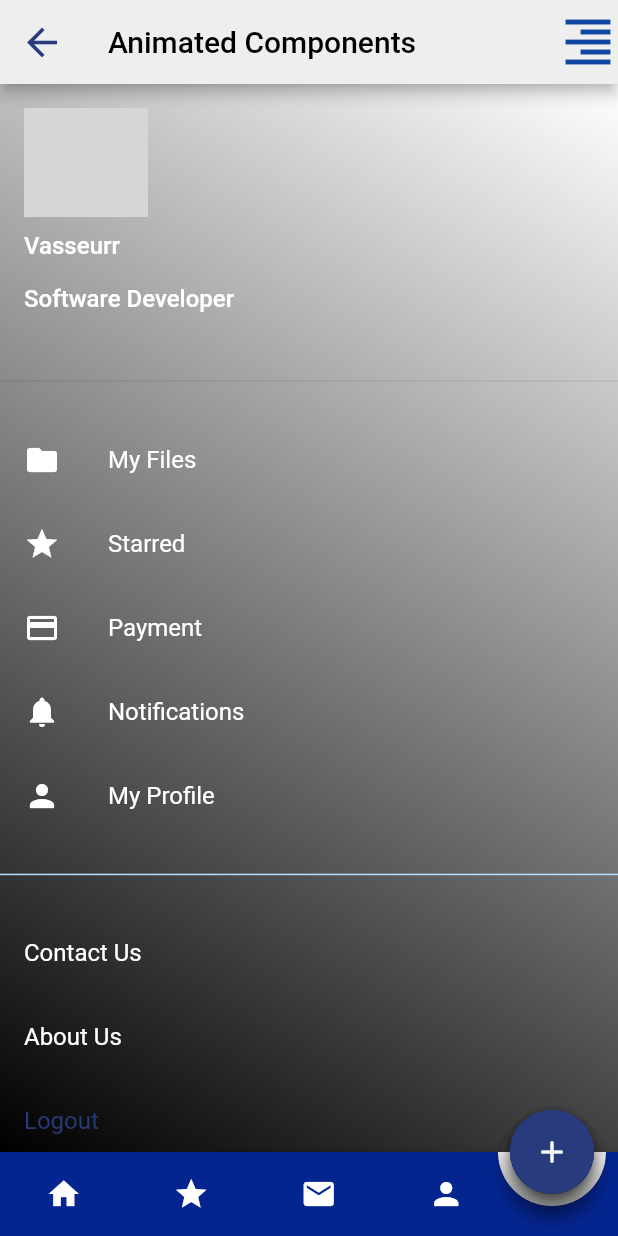
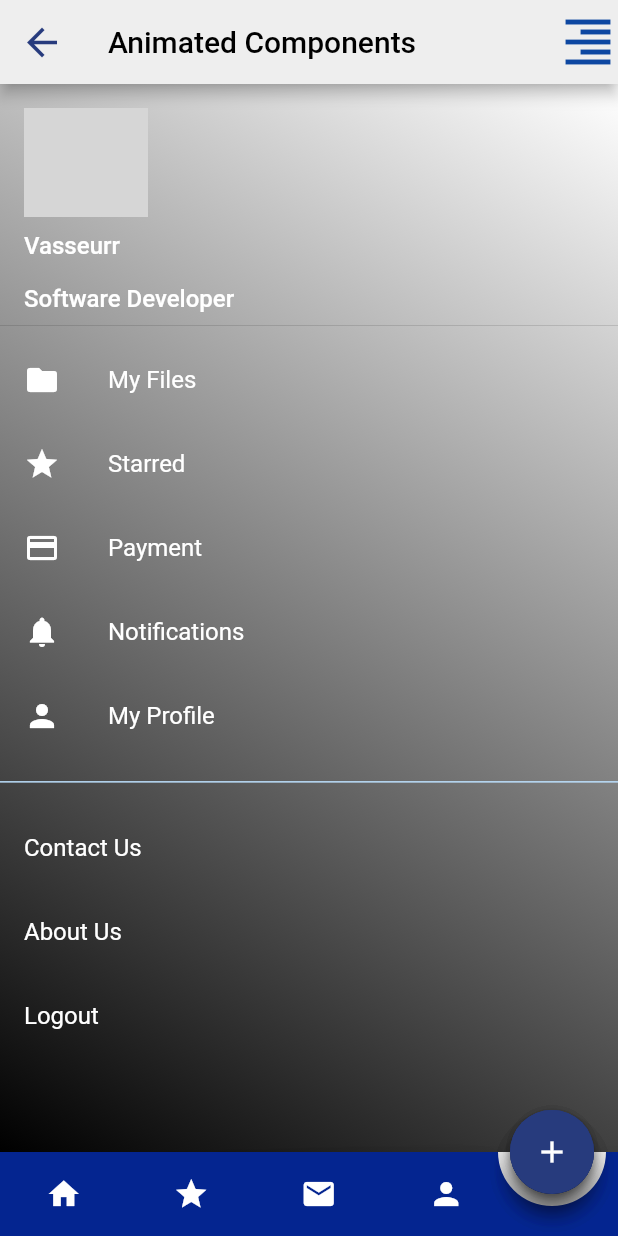
Before and after one commit to Vasseurr/Custom_Scaffold_Animated, a Flutter app: the Menu screen opened by its route, after a tap on the "format align right" icon, on a phone screen of 412 x 824 dp. Run offline on Flutter 3.47's test engine with Material 2 defaults, Android fonts, the phone set to English and light mode, and no system bars; drawn by our look-alikes of animated_bottom_navigation_bar; our stand-ins replace dio, flutter_secure_storage, font_awesome_flutter, get, hive_flutter, shared_preferences; accounts and stored records are empty; network calls fail; grey boxes are pictures that could not be loaded.

Commit message:
import favourite page

```diff
--- a/lib/core/components/widgets/custom_scaffold_with_animated_fab.dart
+++ b/lib/core/components/widgets/custom_scaffold_with_animated_fab.dart
@@ -23,6 +23,7 @@ class _CustomScaffoldState extends State<CustomScaffold> {
   @override
   Widget build(BuildContext context) {
     return Scaffold(
+        resizeToAvoidBottomInset: false,
         appBar: appBar(context),
         floatingActionButton: widget.type == 1
             ? SpecialFABButton(
--- a/lib/core/routes/app_pages.dart
+++ b/lib/core/routes/app_pages.dart
@@ -3,7 +3,7 @@ import 'package:animated_bar_fab/view/home/ui/home.dart';
 import 'package:animated_bar_fab/view/home/ui/mail.dart';
 import 'package:animated_bar_fab/view/home/ui/menu.dart';
 import 'package:animated_bar_fab/view/home/ui/profile_page.dart';
-import 'package:animated_bar_fab/view/home/ui/star.dart';
+import 'package:animated_bar_fab/view/home/ui/favourite_page.dart';
 import 'package:get/get.dart';
 
 import 'app_routes.dart';
@@ -14,7 +14,7 @@ class AppPages {
         name: Routes.HOME, page: () => const Home(), binding: HomeBinding()),
     GetPage(
         name: Routes.STAR,
-        page: () => const StarPage(),
+        page: () => const FavouritePage(),
         binding: HomeBinding()),
     GetPage(
         name: Routes.MAIL,
--- a/lib/main.dart
+++ b/lib/main.dart
@@ -5,6 +5,8 @@ import 'package:get/get.dart';
 import 'core/init/cache/hive_manager.dart';
 import 'core/routes/app_pages.dart';
 import 'core/routes/app_routes.dart';
+
+//Vasseurr - CopyRight
 
 void main() async {
   await HiveManager.preferencesInit();
--- /dev/null
+++ b/lib/view/home/ui/favourite_page.dart
@@ -0,0 +1,51 @@
+// ignore_for_file: prefer_const_constructors
+
+import 'package:animated_bar_fab/core/extension/context_extension.dart';
+import 'package:flutter/material.dart';
+
+class FavouritePage extends StatefulWidget {
+  const FavouritePage({Key? key}) : super(key: key);
+
+  @override
+  _FavouritePageState createState() => _FavouritePageState();
+}
+
+class _FavouritePageState extends State<FavouritePage> {
+  List<String> names = [
+    "Sefiller",
+    "Uçurtma Avcısı",
+    "1984",
+    "Hayvan Çiftliği",
+    "Son Ada"
+  ];
+  List<bool> isFavourited = List.generate(5, (index) => false);
+  @override
+  Widget build(BuildContext context) {
+    return ListView.builder(
+      itemBuilder: (context, index) {
+        return Card(
+          child: ListTile(
+            leading: Text(names[index]),
+            trailing: InkWell(
+              onTap: () {
+                setState(() {
+                  isFavourited[index] = !isFavourited[index];
+                });
+              },
+              child: Icon(
+                Icons.favorite,
+                color: isFavourited[index] == false ? Colors.grey : Colors.red,
+              ),
+            ),
+          ),
+        );
+      },
+      padding: EdgeInsets.only(
+        top: context.getHeight * 0.05,
+        left: context.getWidth * 0.02,
+        right: context.getWidth * 0.02,
+      ),
+      itemCount: 5,
+    );
+  }
+}
--- a/lib/view/home/ui/home.dart
+++ b/lib/view/home/ui/home.dart
@@ -8,7 +8,7 @@ import 'package:get/get.dart';
 import 'home_page.dart';
 import 'mail.dart';
 import 'profile_page.dart';
-import 'star.dart';
+import 'favourite_page.dart';
 
 class Home extends StatefulWidget {
   const Home({Key? key}) : super(key: key);
@@ -28,7 +28,7 @@ class _HomeState extends State<Home> {
             children: [
               //pages
               HomePage(),
-              StarPage(),
+              FavouritePage(),
               MailPage(),
               ProfilePage(),
             ],
--- a/lib/view/home/ui/home_page.dart
+++ b/lib/view/home/ui/home_page.dart
@@ -12,6 +12,10 @@ class HomePage extends StatefulWidget {
 }
 
 class _HomePageState extends State<HomePage> {
+  String androidSrc =
+      "https://thumbs.dreamstime.com/b/android-logo-vector-illustration-white-background-application-system-149046923.jpg";
+  String iosSrc =
+      "https://i.joecomp.com/img/ipad/965/type-apple-logo-icon-iphone.gif";
   @override
   Widget build(BuildContext context) {
     return GridView.builder(
@@ -20,8 +24,10 @@ class _HomePageState extends State<HomePage> {
       itemBuilder: (context, index) {
         return Card(
           child: Center(
-              child: Image.network(
-                  "https://i.pinimg.com/originals/44/51/b1/4451b16f14d94961bbc5a1a29c2d3459.jpg")),
+            child: index == 0 || index == 3 || index == 4
+                ? Image.network(androidSrc)
+                : Image.network(iosSrc),
+          ),
         );
       },
       padding: EdgeInsets.only(
--- a/lib/view/home/ui/mail.dart
+++ b/lib/view/home/ui/mail.dart
@@ -1,5 +1,8 @@
 // ignore_for_file: prefer_const_constructors
 
+import 'package:animated_bar_fab/core/components/buttons/custom_button.dart';
+import 'package:animated_bar_fab/core/components/text/text_form_field.dart';
+import 'package:animated_bar_fab/core/extension/context_extension.dart';
 import 'package:flutter/material.dart';
 
 class MailPage extends StatefulWidget {
@@ -12,9 +15,66 @@ class MailPage extends StatefulWidget {
 class _MailPageState extends State<MailPage> {
   @override
   Widget build(BuildContext context) {
-    return Scaffold(
-      body: Center(
-        child: Text("MAIL"),
+    return SingleChildScrollView(
+      physics: ClampingScrollPhysics(),
+      child: Container(
+        margin: EdgeInsets.only(
+            top: context.getHeight * 0.1,
+            left: context.getWidth * 0.05,
+            right: context.getWidth * 0.05),
+        height: context.getHeight * 0.9,
+        child: Row(
+          children: [
+            Expanded(
+              child: Column(
+                mainAxisSize: MainAxisSize.max,
+                mainAxisAlignment: MainAxisAlignment.spaceBetween,
+                children: [
+                  VasseurrTFF(
+                    textInputAction: TextInputAction.next,
+                    hintText: "E-mail",
+                    hintColor: Colors.grey,
+                    borderColor: Colors.grey,
+                    fillColor: Colors.white,
+                    maxLength: 50,
+                  ),
+                  SizedBox(height: context.getHeight * 0.03),
+                  VasseurrTFF(
+                    textInputAction: TextInputAction.next,
+                    hintText: "Title",
+                    hintColor: Colors.grey,
+                    borderColor: Colors.grey,
+                    fillColor: Colors.white,
+                    maxLength: 50,
+                  ),
+                  SizedBox(height: context.getHeight * 0.03),
+                  VasseurrTFF(
+                    textInputAction: TextInputAction.done,
+                    hintText: "Description",
+                    hintColor: Colors.grey,
+                    borderColor: Colors.grey,
+                    fillColor: Colors.white,
+                    maxLines: 8,
+                    maxLength: 250,
+                  ),
+                  SizedBox(height: context.getHeight * 0.03),
+                  VasseurrBttn(
+                      width: context.getWidth * 0.9,
+                      height: context.getHeight * 0.06,
+                      buttonText: "Submit",
+                      buttonColor: context.darkblue,
+                      borderColor: context.darkblue,
+                      onPressed: () {
+                        print("SUBMITTED");
+                      }),
+                  Spacer(
+                    flex: 4,
+                  ),
+                ],
+              ),
+            ),
+          ],
+        ),
       ),
     );
   }
--- a/lib/view/home/ui/menu.dart
+++ b/lib/view/home/ui/menu.dart
@@ -39,7 +39,6 @@ class _MenuState extends State<Menu> {
       padding: EdgeInsets.zero,
       children: [
         SizedBox(
-          height: context.getHeight * 0.25,
           child: DrawerHeader(
             child: Column(
               crossAxisAlignment: CrossAxisAlignment.start,
@@ -58,7 +57,6 @@ class _MenuState extends State<Menu> {
             ),
           ),
         ),
-        SizedBox(height: context.getHeight * 0.02),
         ListTile(
           leading: Icon(Icons.folder, color: Colors.white),
           title: Text("My Files",
@@ -101,14 +99,14 @@ class _MenuState extends State<Menu> {
           onTap: () {},
         ),
         SizedBox(
-          height: context.getHeight * 0.02,
+          height: context.getHeight * 0.01,
         ),
         Divider(
           color: Colors.blue[100],
           thickness: 1,
         ),
         SizedBox(
-          height: context.getHeight * 0.02,
+          height: context.getHeight * 0.01,
         ),
         ListTile(
           title: Text("Contact Us",
@@ -125,10 +123,10 @@ class _MenuState extends State<Menu> {
           onTap: () {},
         ),
         ListTile(
-          title: Text("Logout",
-              style: TextStyle(
-                color: context.darkblue,
-              )),
+          title: Text(
+            "Logout",
+            style: TextStyle(color: Colors.white),
+          ),
           onTap: () {
             final snackBar = SnackBar(
                 backgroundColor: Colors.blue, content: Text("Çıkış yapıldı"));
--- a/lib/view/home/ui/profile_page.dart
+++ b/lib/view/home/ui/profile_page.dart
@@ -34,7 +34,7 @@ class _ProfilePageState extends State<ProfilePage> {
           textField("İsim", "Okan", context),
           textField("Soyisim", "Rüzgar", context),
           textField("E-posta", "okan@gmail.com", context),
-          textField("Telefon Numarası", "+90(538)8568569", context),
+          textField("Telefon Numarası", "+90 (538) 856 8569", context),
           textField("Adres", "Hürriyet Mahallesi 67/8 Bahçelievler/İstanbul",
               context),
           Spacer(),
--- a/lib/view/home/ui/star.dart
+++ /dev/null
@@ -1,21 +0,0 @@
-// ignore_for_file: prefer_const_constructors
-
-import 'package:flutter/material.dart';
-
-class StarPage extends StatefulWidget {
-  const StarPage({Key? key}) : super(key: key);
-
-  @override
-  _StarPageState createState() => _StarPageState();
-}
-
-class _StarPageState extends State<StarPage> {
-  @override
-  Widget build(BuildContext context) {
-    return Scaffold(
-      body: Center(
-        child: Text("STAR"),
-      ),
-    );
-  }
-}
```
